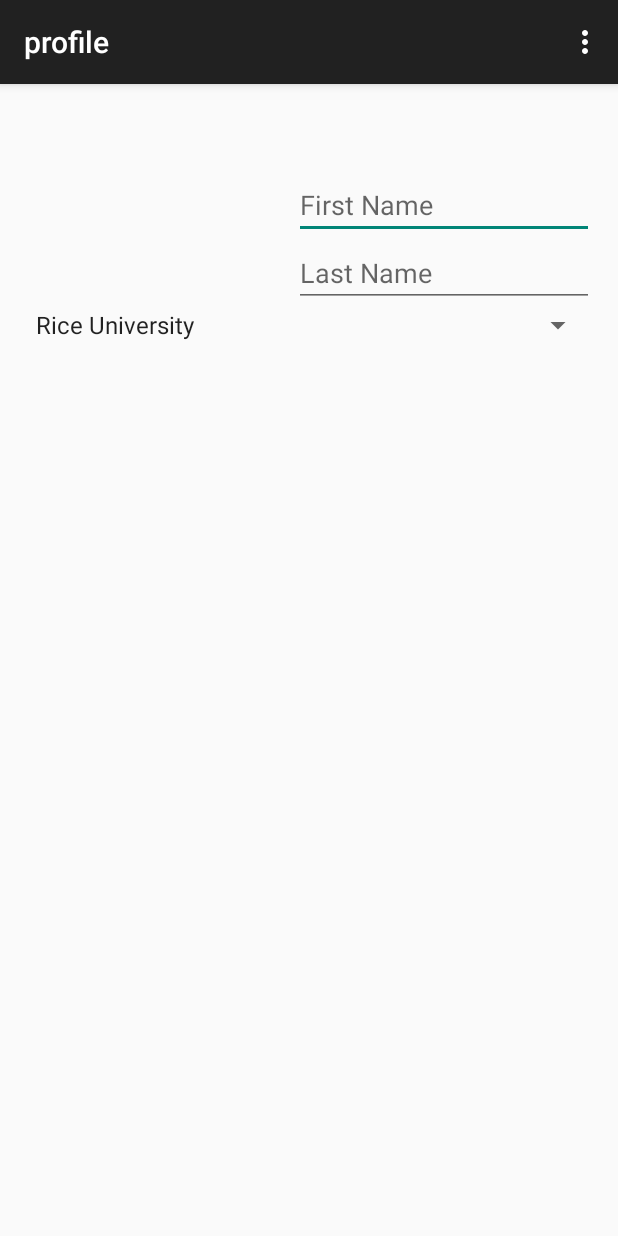
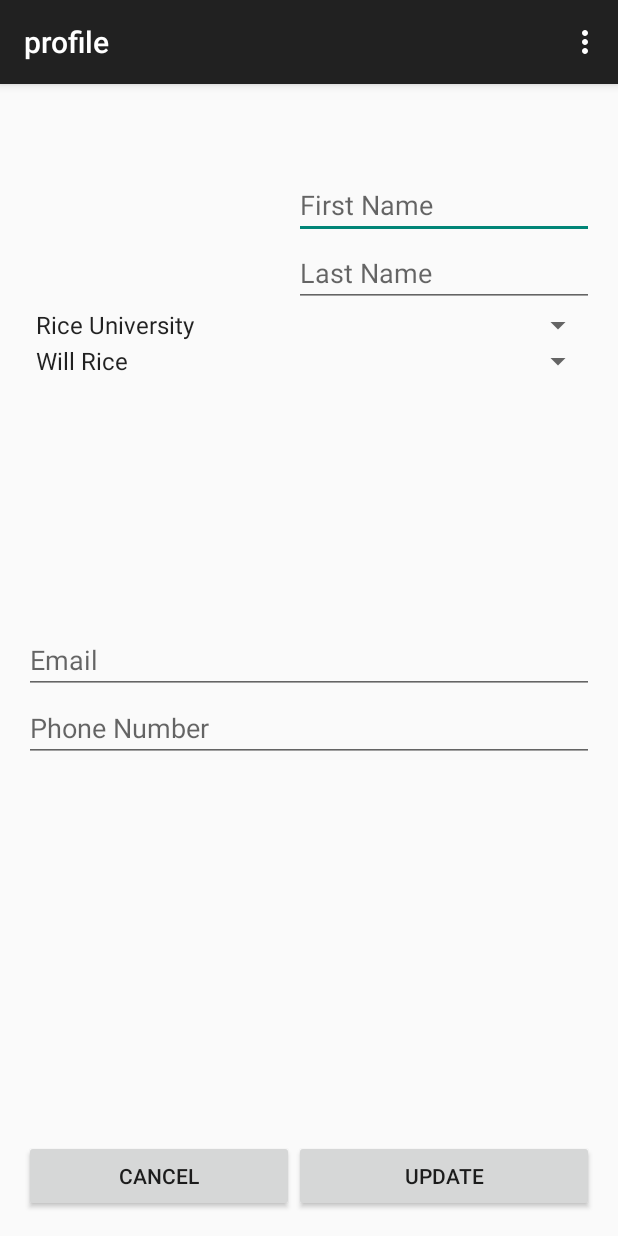
Before and after one commit to ase1/Missing-Sock, an Android app: the profile screen opened directly, with no data from a screen before it, on a phone screen of 412 x 824 dp. Run offline under Robolectric (Android 15) with nearby library versions, the phone set to English and light mode, and no system bars.

Commit message:
more profile stuff

```diff
--- a/MissingSocks/android/app/src/main/res/layout/activity_login.xml
+++ b/MissingSocks/android/app/src/main/res/layout/activity_login.xml
@@ -32,9 +32,9 @@
     <LinearLayout android:id="@+id/email_login_form" android:layout_width="match_parent"
         android:layout_height="wrap_content" android:orientation="vertical">
 
-        <AutoCompleteTextView android:id="@+id/email" android:layout_width="match_parent"
-            android:layout_height="wrap_content" android:hint="@string/prompt_email"
-            android:inputType="textEmailAddress" android:maxLines="1"
+        <AutoCompleteTextView android:id="@+id/username" android:layout_width="match_parent"
+            android:layout_height="wrap_content" android:hint="Username"
+            android:inputType="text" android:maxLines="1"
             android:singleLine="true" />
 
         <EditText android:id="@+id/password" android:layout_width="match_parent"
--- a/MissingSocks/android/app/src/main/res/layout/activity_profile.xml
+++ b/MissingSocks/android/app/src/main/res/layout/activity_profile.xml
@@ -4,20 +4,29 @@
     android:paddingRight="@dimen/activity_horizontal_margin"
     android:paddingTop="@dimen/activity_vertical_margin"
     android:paddingBottom="@dimen/activity_vertical_margin"
-    tools:context="com.aelsey.missingsocks.profile">
+    tools:context="com.aelsey.missingsocks.profile"
+    android:weightSum="2">
 
-    <AutoCompleteTextView android:id="@+id/firstname" android:layout_width="200sp"
-        android:layout_height="wrap_content" android:hint="First Name"
-        android:inputType="textEmailAddress" android:maxLines="1"
+    <AutoCompleteTextView android:id="@+id/firstname"
+        android:layout_width="200sp"
+        android:layout_height="wrap_content"
+        android:layout_weight="1"
+        android:hint="First Name"
+        android:inputType="textEmailAddress"
+        android:maxLines="1"
         android:singleLine="true"
         android:layout_marginTop="42dp"
         android:layout_alignParentTop="true"
         android:layout_alignLeft="@+id/lastname"
         android:layout_alignStart="@+id/lastname" />
 
-    <AutoCompleteTextView android:id="@+id/lastname" android:layout_width="200sp"
-        android:layout_height="wrap_content" android:hint="Last Name"
-        android:inputType="textEmailAddress" android:maxLines="1"
+    <AutoCompleteTextView android:id="@+id/lastname"
+        android:layout_width="200sp"
+        android:layout_height="wrap_content"
+        android:layout_weight="1"
+        android:hint="Last Name"
+        android:inputType="textEmailAddress"
+        android:maxLines="1"
         android:singleLine="true"
         android:layout_below="@+id/firstname"
         android:layout_alignParentRight="true"
@@ -33,4 +42,65 @@
         android:entries="@array/universities"
         android:prompt="@string/university"/>
 
+    <Spinner
+        android:id="@+id/laundryrooms"
+        android:layout_width="match_parent"
+        android:layout_height="wrap_content"
+        android:entries="@array/laundryroomtest"
+        android:prompt="@string/laundryrooms"
+        android:layout_below="@+id/universities"
+        android:layout_alignParentRight="true"
+        android:layout_alignParentEnd="true" />
+
+    <AutoCompleteTextView
+        android:layout_width="wrap_content"
+        android:layout_height="wrap_content"
+        android:inputType="textEmailAddress"
+        android:ems="10"
+        android:hint="Email"
+        android:id="@+id/email_profile"
+        android:layout_centerVertical="true"
+        android:layout_alignParentLeft="true"
+        android:layout_alignParentStart="true"
+        android:layout_alignRight="@+id/laundryrooms"
+        android:layout_alignEnd="@+id/laundryrooms" />
+
+    <AutoCompleteTextView
+        android:layout_width="wrap_content"
+        android:layout_height="wrap_content"
+        android:inputType="phone"
+        android:ems="10"
+        android:hint="Phone Number"
+        android:id="@+id/phone_number_profile"
+        android:layout_below="@+id/email_profile"
+        android:layout_alignParentLeft="true"
+        android:layout_alignParentStart="true"
+        android:layout_alignParentRight="true"
+        android:layout_alignParentEnd="true" />
+
+    <Button
+        android:layout_width="0dp"
+        android:layout_height="wrap_content"
+        android:layout_weight="1"
+        android:text="Update"
+        android:id="@+id/update_button"
+        android:layout_alignParentBottom="true"
+        android:layout_alignParentRight="true"
+        android:layout_alignParentEnd="true"
+        android:layout_toRightOf="@+id/cancel_button"
+        android:layout_toEndOf="@+id/cancel_button" />
+
+    <Button
+        android:layout_width="0dp"
+        android:layout_height="wrap_content"
+        android:layout_weight="1"
+        android:text="Cancel"
+        android:id="@+id/cancel_button"
+        android:layout_alignBottom="@+id/update_button"
+        android:layout_alignParentLeft="true"
+        android:layout_alignParentStart="true"
+        android:layout_toLeftOf="@+id/lastname"
+        android:layout_toStartOf="@+id/lastname" />
+
+
 </RelativeLayout>
--- a/MissingSocks/android/app/src/main/res/values/strings.xml
+++ b/MissingSocks/android/app/src/main/res/values/strings.xml
@@ -13,4 +13,10 @@
         <item>UT Austin</item>
     </string-array>
     <string name="university">University</string>
+
+    <string-array name="laundryroomtest">
+        <item>Will Rice</item>
+        <item>Hanszen</item>
+    </string-array>
+    <string name="laundryrooms">Laundry Rooms</string>
 </resources>
```
